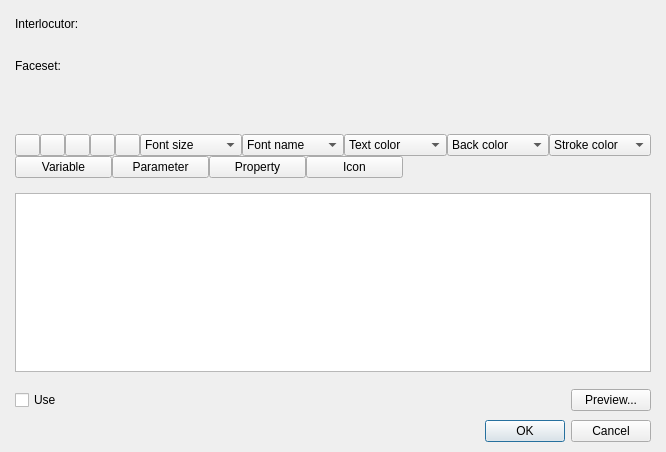
Qt form Editor/Dialogs/Commands/dialogcommandshowtext.ui (RPG-Paper-Maker/RPG-Paper-Maker) before a commit.
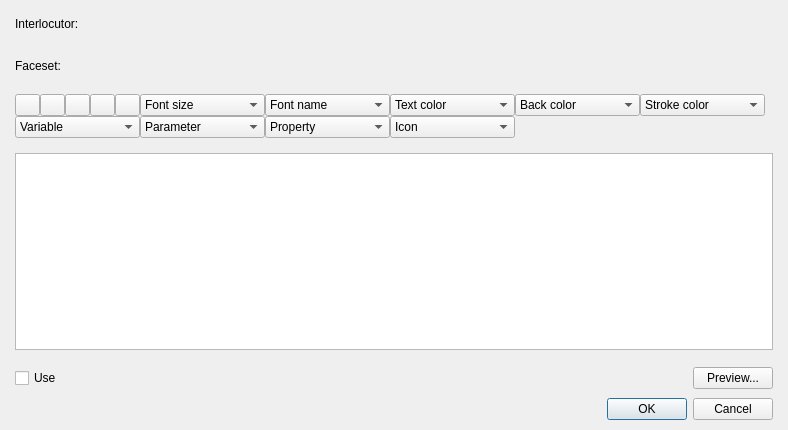
The same form after that commit. Icons and pictures are not drawn. Custom widgets are drawn as their Qt base class.

Commit message: [WIP] Show text command: finishing ui design

The edit to the form file:
```diff
--- a/Editor/Dialogs/Commands/dialogcommandshowtext.ui
+++ b/Editor/Dialogs/Commands/dialogcommandshowtext.ui
@@ -6,8 +6,8 @@
    <rect>
     <x>0</x>
     <y>0</y>
-    <width>666</width>
-    <height>452</height>
+    <width>788</width>
+    <height>430</height>
    </rect>
   </property>
   <property name="windowTitle">
@@ -34,7 +34,7 @@
      <item>
       <layout class="QVBoxLayout" name="verticalLayout_2" stretch="0,0,1,0">
        <item>
-        <layout class="QHBoxLayout" name="horizontalLayout_3" stretch="0,1">
+        <layout class="QHBoxLayout" name="horizontalLayout_3" stretch="0,0">
          <item>
           <layout class="QGridLayout" name="gridLayout">
            <item row="0" column="0">
@@ -91,7 +91,7 @@
              <property name="sizeHint" stdset="0">
               <size>
                <width>378</width>
-               <height>40</height>
+               <height>0</height>
               </size>
              </property>
             </spacer>
@@ -99,7 +99,17 @@
           </layout>
          </item>
          <item>
-          <widget class="WidgetShowPicture" name="widgetShowPictureFaceset" native="true"/>
+          <spacer name="horizontalSpacer_4">
+           <property name="orientation">
+            <enum>Qt::Horizontal</enum>
+           </property>
+           <property name="sizeHint" stdset="0">
+            <size>
+             <width>40</width>
+             <height>20</height>
+            </size>
+           </property>
+          </spacer>
          </item>
         </layout>
        </item>
@@ -206,6 +216,12 @@
            </item>
            <item>
             <widget class="QComboBox" name="comboBoxFontSize">
+             <property name="maximumSize">
+              <size>
+               <width>125</width>
+               <height>16777215</height>
+              </size>
+             </property>
              <item>
               <property name="text">
                <string>Font size</string>
@@ -215,6 +231,12 @@
            </item>
            <item>
             <widget class="QComboBox" name="comboBoxFontName">
+             <property name="maximumSize">
+              <size>
+               <width>125</width>
+               <height>16777215</height>
+              </size>
+             </property>
              <item>
               <property name="text">
                <string>Font name</string>
@@ -224,6 +246,12 @@
            </item>
            <item>
             <widget class="QComboBox" name="comboBoxTextColor">
+             <property name="maximumSize">
+              <size>
+               <width>125</width>
+               <height>16777215</height>
+              </size>
+             </property>
              <item>
               <property name="text">
                <string>Text color</string>
@@ -233,6 +261,12 @@
            </item>
            <item>
             <widget class="QComboBox" name="comboBoxBackColor">
+             <property name="maximumSize">
+              <size>
+               <width>125</width>
+               <height>16777215</height>
+              </size>
+             </property>
              <item>
               <property name="text">
                <string>Back color</string>
@@ -242,6 +276,12 @@
            </item>
            <item>
             <widget class="QComboBox" name="comboBoxStrokeColor">
+             <property name="maximumSize">
+              <size>
+               <width>125</width>
+               <height>16777215</height>
+              </size>
+             </property>
              <item>
               <property name="text">
                <string>Stroke color</string>
@@ -252,12 +292,25 @@
           </layout>
          </item>
          <item>
-          <layout class="QHBoxLayout" name="horizontalLayout_2" stretch="1,1,1,1,0">
+          <layout class="QHBoxLayout" name="horizontalLayout_2" stretch="0,0,0,0,0">
            <property name="spacing">
             <number>0</number>
            </property>
            <item>
-            <widget class="QPushButton" name="pushButtonVariable">
+            <widget class="QComboBox" name="comboBoxVariable">
+             <property name="minimumSize">
+              <size>
+               <width>125</width>
+               <height>0</height>
+              </size>
+             </property>
+             <property name="maximumSize">
+              <size>
+               <width>125</width>
+               <height>16777215</height>
+              </size>
+             </property>
+             <item>
              <property name="text">
               <string>Variable</string>
              </property>
@@ -265,10 +318,24 @@
               <iconset resource="../../ressources.qrc">
                <normaloff>:/icons/Ressources/variables.png</normaloff>:/icons/Ressources/variables.png</iconset>
              </property>
+             </item>
             </widget>
            </item>
            <item>
-            <widget class="QPushButton" name="pushButtonParameter">
+            <widget class="QComboBox" name="comboBoxParameter">
+             <property name="minimumSize">
+              <size>
+               <width>125</width>
+               <height>0</height>
+              </size>
+             </property>
+             <property name="maximumSize">
+              <size>
+               <width>125</width>
+               <height>16777215</height>
+              </size>
+             </property>
+             <item>
              <property name="text">
               <string>Parameter</string>
              </property>
@@ -276,10 +343,24 @@
               <iconset resource="../../ressources.qrc">
                <normaloff>:/icons/Ressources/datas.png</normaloff>:/icons/Ressources/datas.png</iconset>
              </property>
+             </item>
             </widget>
            </item>
            <item>
-            <widget class="QPushButton" name="pushButtonProperty">
+            <widget class="QComboBox" name="comboBoxProperty">
+             <property name="minimumSize">
+              <size>
+               <width>125</width>
+               <height>0</height>
+              </size>
+             </property>
+             <property name="maximumSize">
+              <size>
+               <width>125</width>
+               <height>16777215</height>
+              </size>
+             </property>
+             <item>
              <property name="text">
               <string>Property</string>
              </property>
@@ -287,10 +368,24 @@
               <iconset resource="../../ressources.qrc">
                <normaloff>:/icons/Ressources/systems.png</normaloff>:/icons/Ressources/systems.png</iconset>
              </property>
+             </item>
             </widget>
            </item>
            <item>
-            <widget class="QPushButton" name="pushButtonIcon">
+            <widget class="QComboBox" name="comboBoxIcon">
+             <property name="minimumSize">
+              <size>
+               <width>125</width>
+               <height>0</height>
+              </size>
+             </property>
+             <property name="maximumSize">
+              <size>
+               <width>125</width>
+               <height>16777215</height>
+              </size>
+             </property>
+             <item>
              <property name="text">
               <string>Icon</string>
              </property>
@@ -298,6 +393,7 @@
               <iconset resource="../../ressources.qrc">
                <normaloff>:/icons/Ressources/picture.png</normaloff>:/icons/Ressources/picture.png</iconset>
              </property>
+             </item>
             </widget>
            </item>
            <item>
@@ -331,6 +427,9 @@
          </item>
          <item>
           <widget class="PanelPrimitiveValue" name="panelPrimitiveText" native="true">
+           <property name="enabled">
+            <bool>false</bool>
+           </property>
            <property name="minimumSize">
             <size>
              <width>250</width>
@@ -413,12 +512,6 @@
    <header>panelprimitivevalue.h</header>
    <container>1</container>
   </customwidget>
-  <customwidget>
-   <class>WidgetShowPicture</class>
-   <extends>QWidget</extends>
-   <header>widgetshowpicture.h</header>
-   <container>1</container>
-  </customwidget>
  </customwidgets>
  <resources>
   <include location="../../ressources.qrc"/>
```
Lines whose indentation alone changed are shown as unchanged. The commit also changes 10 other files.
